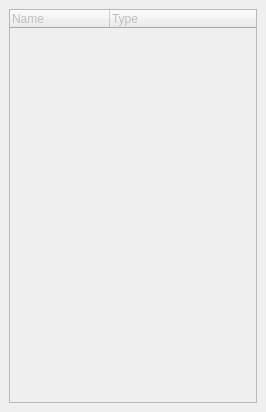
Before: the Qt Designer form ui/editors/layout/HierarchyDockWidget.ui in timbaker/ceed, drawn with Qt 5.
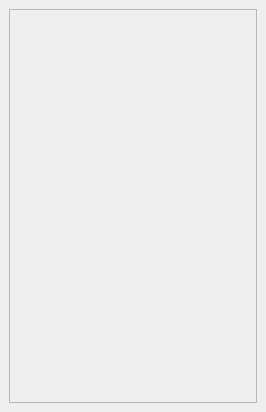
After: the same form once the commit is applied. Custom widgets are drawn as their Qt base class.

Commit message:
MOD: Migrated hierarchy dock widget to use the model view framework instead of QTreeWidget
It does the same but displays widget types in tooltips instead of another column, I think this is more usable

The edit to the form file:
```diff
--- a/ui/editors/layout/HierarchyDockWidget.ui
+++ b/ui/editors/layout/HierarchyDockWidget.ui
@@ -31,7 +31,7 @@
   <widget class="QWidget" name="dockWidgetContents">
    <layout class="QVBoxLayout" name="verticalLayout">
     <item>
-     <widget class="WidgetHierarchyTreeWidget" name="tree">
+     <widget class="WidgetHierarchyTreeView" name="treeView">
       <property name="dragEnabled">
        <bool>true</bool>
       </property>
@@ -44,16 +44,15 @@
       <property name="selectionMode">
        <enum>QAbstractItemView::ExtendedSelection</enum>
       </property>
-      <column>
-       <property name="text">
-        <string>Name</string>
-       </property>
-      </column>
-      <column>
-       <property name="text">
-        <string>Type</string>
-       </property>
-      </column>
+      <property name="sortingEnabled">
+       <bool>true</bool>
+      </property>
+      <property name="animated">
+       <bool>true</bool>
+      </property>
+      <property name="headerHidden">
+       <bool>true</bool>
+      </property>
      </widget>
     </item>
    </layout>
@@ -61,8 +60,8 @@
  </widget>
  <customwidgets>
   <customwidget>
-   <class>WidgetHierarchyTreeWidget</class>
-   <extends>QTreeWidget</extends>
+   <class>WidgetHierarchyTreeView</class>
+   <extends>QTreeView</extends>
    <header>editors.layout.visual</header>
   </customwidget>
  </customwidgets>
```
The commit also changes 1 other file.
